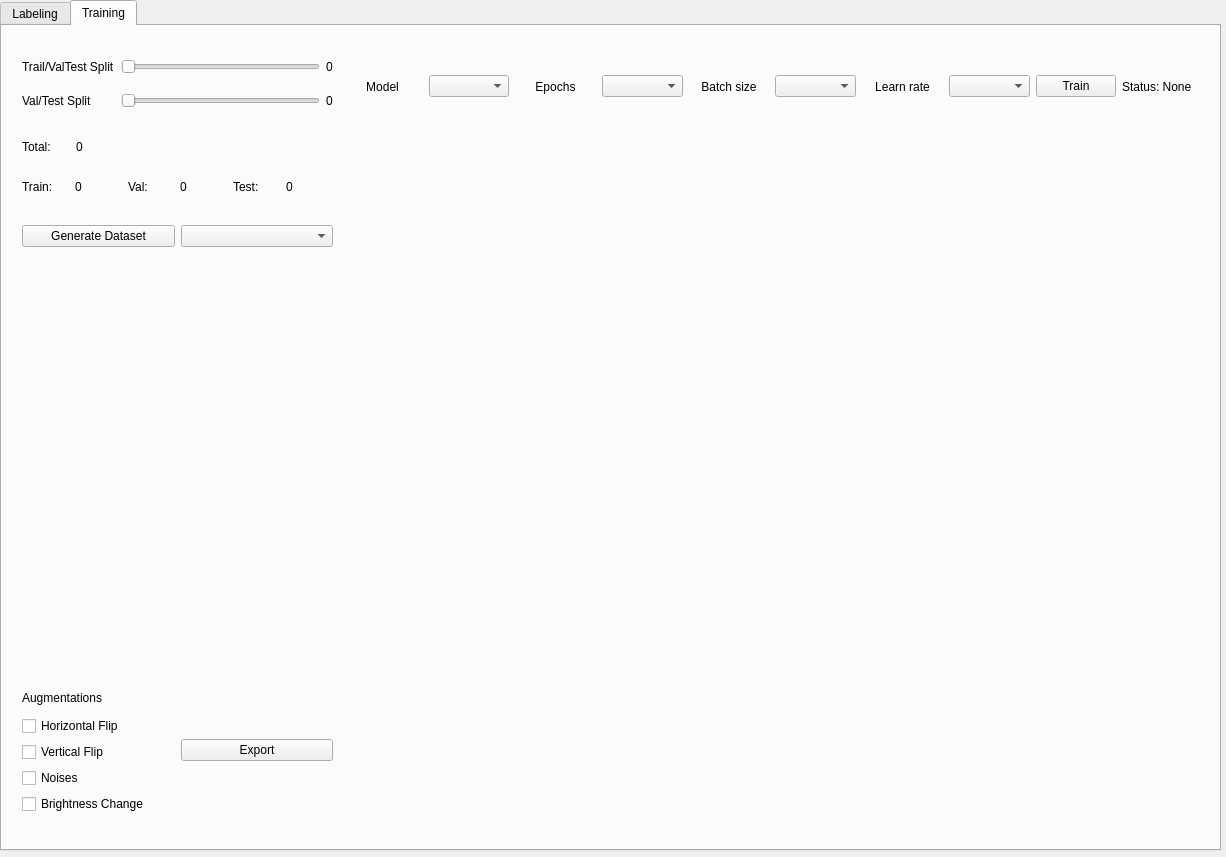
Old version of the form GUIDesign.ui in the repository amorphousmd/Image_Labeler_PyQT5.
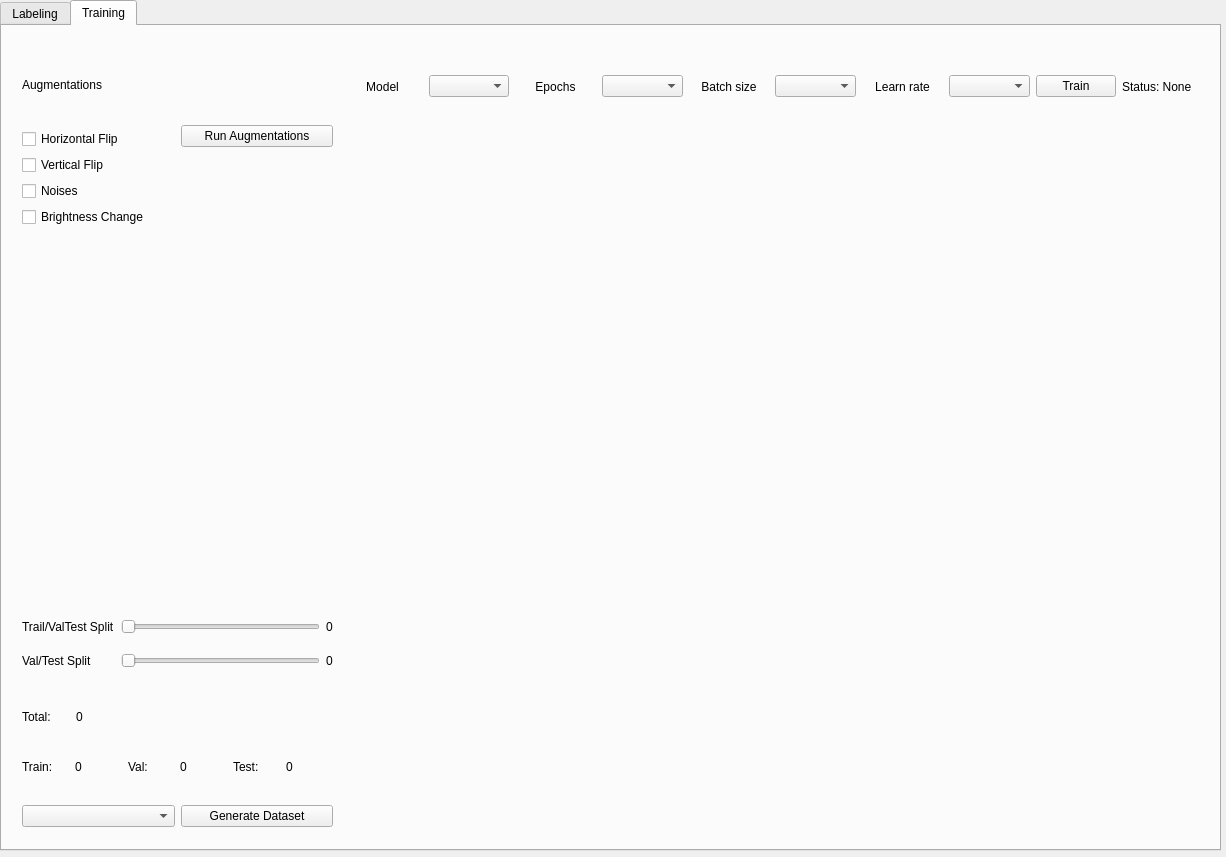
New version of the form. The open tabs and pages were chosen to show the change.

The edit to the form file:
```diff
--- a/GUIDesign.ui
+++ b/GUIDesign.ui
@@ -164,7 +164,7 @@
      <property name="geometry">
       <rect>
        <x>20</x>
-       <y>20</y>
+       <y>580</y>
        <width>311</width>
        <height>76</height>
       </rect>
@@ -302,7 +302,7 @@
      <property name="geometry">
       <rect>
        <x>20</x>
-       <y>140</y>
+       <y>720</y>
        <width>311</width>
        <height>41</height>
       </rect>
@@ -356,7 +356,7 @@
      <property name="geometry">
       <rect>
        <x>20</x>
-       <y>100</y>
+       <y>670</y>
        <width>101</width>
        <height>41</height>
       </rect>
@@ -382,12 +382,15 @@
      <property name="geometry">
       <rect>
        <x>20</x>
-       <y>190</y>
+       <y>770</y>
        <width>311</width>
        <height>41</height>
       </rect>
      </property>
      <layout class="QHBoxLayout" name="horizontalLayout_6">
+      <item>
+       <widget class="QComboBox" name="output_format_combobox"/>
+      </item>
       <item>
        <widget class="QPushButton" name="generate_dataset_button">
         <property name="text">
@@ -395,18 +398,15 @@
         </property>
        </widget>
       </item>
-      <item>
-       <widget class="QComboBox" name="output_format_combobox"/>
-      </item>
      </layout>
     </widget>
     <widget class="QWidget" name="horizontalLayoutWidget_8">
      <property name="geometry">
       <rect>
        <x>20</x>
-       <y>660</y>
+       <y>20</y>
        <width>311</width>
-       <height>128</height>
+       <height>181</height>
       </rect>
      </property>
      <layout class="QHBoxLayout" name="horizontalLayout_8">
@@ -450,11 +450,15 @@
        </layout>
       </item>
       <item>
-       <widget class="QPushButton" name="export_button">
-        <property name="text">
-         <string>Export</string>
-        </property>
-       </widget>
+       <layout class="QVBoxLayout" name="verticalLayout_2">
+        <item>
+         <widget class="QPushButton" name="augment_button">
+          <property name="text">
+           <string>Run Augmentations</string>
+          </property>
+         </widget>
+        </item>
+       </layout>
       </item>
      </layout>
     </widget>
```
Left out of the diff: 4 changed lines with no effect on the pictures.
